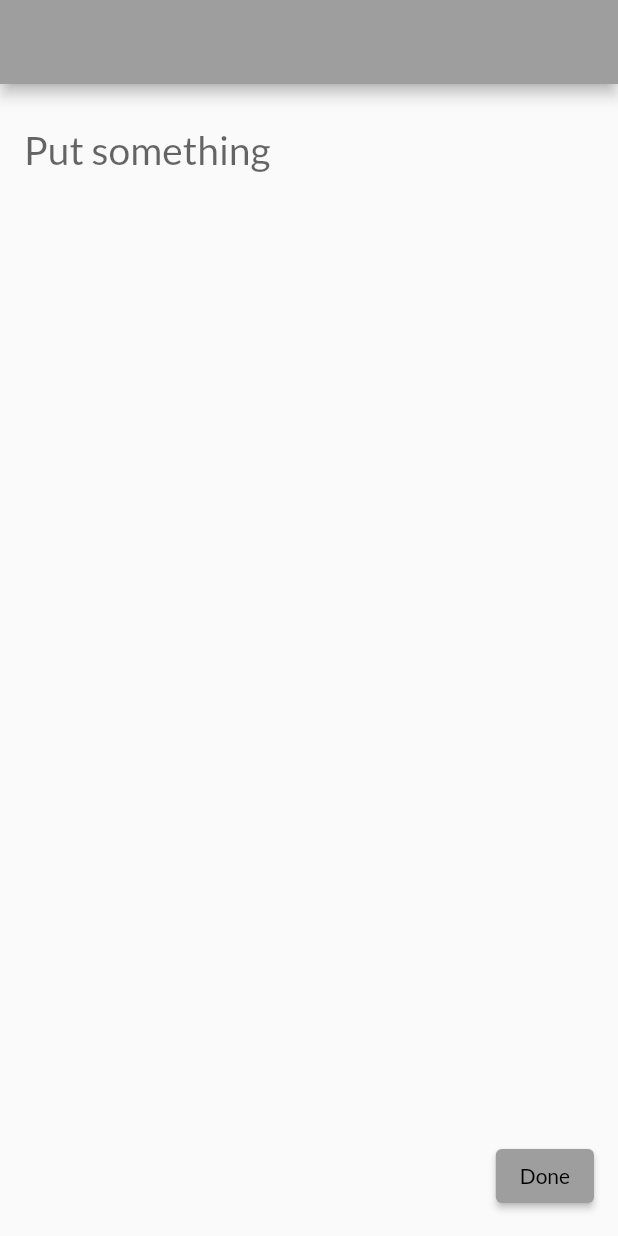
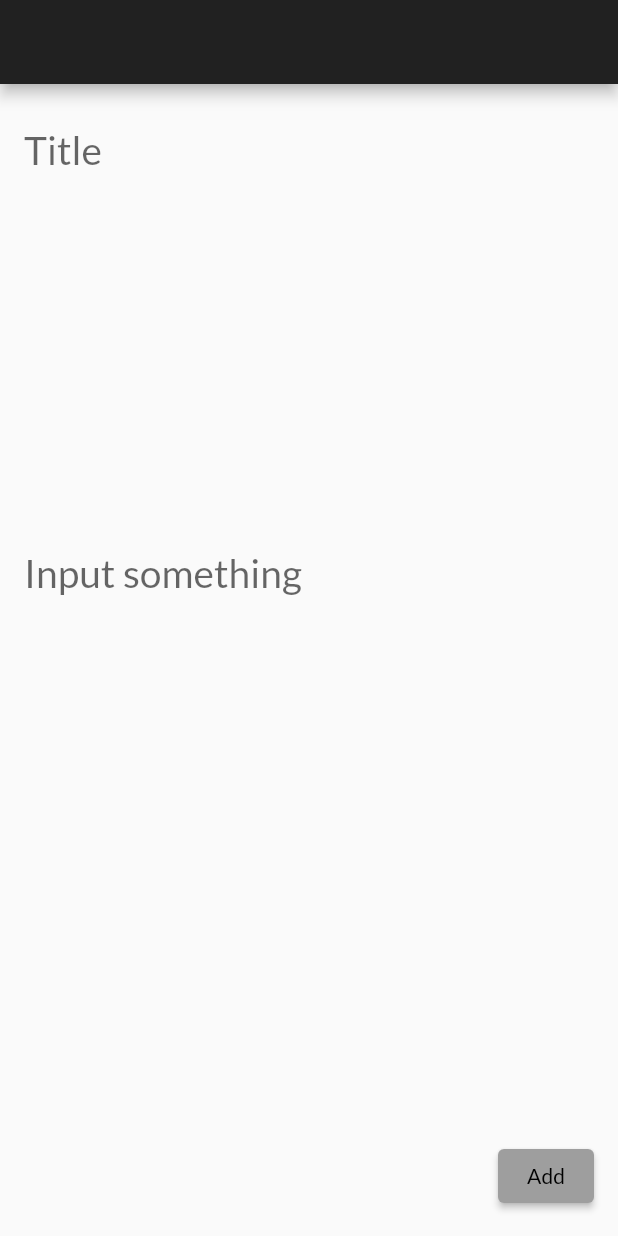
Before and after one commit to Kz-m/todo_app, a Flutter app: the TaskPage screen opened by its route, on a phone screen of 412 x 824 dp. Run offline on Flutter 3.47's test engine with Material 2 defaults, Android fonts, the phone set to English and light mode, and no system bars; our stand-ins replace google_fonts.

Commit message:
modification taskpage

```diff
--- /dev/null
+++ b/extend/onpress.dart
@@ -0,0 +1,3 @@
+//class Onpress extends Container{ //TODO think how to extend
+
+//}
--- a/lib/main.dart
+++ b/lib/main.dart
@@ -1,10 +1,11 @@
 import 'package:flutter/material.dart';
+//import 'package:animated_button/animated_button.dart';
 import 'package:google_fonts/google_fonts.dart';
 import './routes.dart';
 
 void main() => runApp(TodoApp());
 
-class TodoApp extends StatelessWidget { //This widget is the root of this application.
+class TodoApp extends StatelessWidget {
   TodoApp({Key? key}) : super(key: key);
   @override
   Widget build(BuildContext context){
@@ -19,7 +20,7 @@ class TodoApp extends StatelessWidget { //This widget is the root of this applic
       ),
       //home: TopPage(),
       routes: routes,
-      initialRoute: '/', //TODO: think how to page transition this Widget
+      initialRoute: '/',
     );
   }
 }
--- a/lib/routes.dart
+++ b/lib/routes.dart
@@ -1,8 +1,9 @@
 import 'package:flutter/material.dart';
 import './main.dart';
-import './pages/taskpage.dart';
+import './screens/taskpage2.dart';
 
 Map <String, WidgetBuilder> routes = {
     '/': (context) => TopPage(),
     '/taskpage': (context) => TaskPage(),
+
 };
--- a/lib/pages/taskpage.dart
+++ b/lib/screens/taskpage2.dart
@@ -1,4 +1,5 @@
 import 'package:flutter/material.dart';
+//import 'package:animated_button/animated_button.dart';
 //import './routes.dart';
 
 class TaskPage extends StatefulWidget {
@@ -8,36 +9,44 @@ class TaskPage extends StatefulWidget {
 }
 
 class _TaskPageState extends State<TaskPage> {
+  bool value1 = false;
+  onchange (bool value) =>setState((){
+    value1 = value;
+  });
   @override
   Widget build(BuildContext context){
     return Scaffold(
+      backgroundColor: value1? Colors.black12 : Colors.grey[50],
       appBar: AppBar(
         centerTitle: false,
         automaticallyImplyLeading: false, //Delete appBar backPage sign "<"
+        backgroundColor: value1? Colors.grey : Colors.grey[900],
       ),
       body: SafeArea(
         child: Container(
           margin: const EdgeInsets.all(16.0),
           child: Column(
-            mainAxisAlignment: MainAxisAlignment.spaceBetween,
-            children: <Widget>[
+            mainAxisAlignment: MainAxisAlignment.spaceBetween, //spaceAround?
+            children:<Widget>[
+              _titleArea(),
               _textArea(),
-              _buttonArea()
+              _buttonArea(), //TODO: should i separate method to class?
             ],
           ),
         ),
       ),
     );
   }
-  Widget _textArea(){
+
+  Widget _titleArea(){
     return Container(
       child: Row(
         children: <Widget>[
           Expanded(
               child: TextField(
-              maxLines: 10,
+              maxLines: 2,
               decoration: InputDecoration(
-              hintText: 'Put something',
+              hintText: 'Title',
               border: InputBorder.none,
               ),
               style: TextStyle(
@@ -51,14 +60,38 @@ class _TaskPageState extends State<TaskPage> {
       ),
     );
   }
-  Widget _buttonArea(){ //Resolve: over the screen, button for buttom.right
+
+  Widget _textArea(){
+    return Container(
+      child: Row(
+        children: <Widget>[
+          Expanded(
+              child: TextField(
+              maxLines: 6,
+              decoration: InputDecoration(
+              hintText: 'Input something',
+              border: InputBorder.none,
+              ),
+              style: TextStyle(
+                //background:
+                fontSize: 26.0,
+                color: Color(0xFFC51162),
+              ),
+            ),
+          )
+        ]
+      ),
+    );
+  }
+
+  Widget _buttonArea(){
     return Container(
       child: Row(
         mainAxisAlignment: MainAxisAlignment.end,
         children: <Widget>[
           Align( //because of "child" as follows
             child: ElevatedButton(
-              child: Text('Done'),
+              child: Text('Add'),
               onPressed: (){
                 Navigator.pop(context);
               }
--- a/pubspec.yaml
+++ b/pubspec.yaml
@@ -15,6 +15,8 @@ dependencies:
   # Use with the CupertinoIcons class for iOS style icons.
   cupertino_icons: ^1.0.2
   google_fonts: any
+  animated_button: ^0.2.0
+
 
 dev_dependencies:
   flutter_test:
```
Also changed, not shown: lib/screens/animated_button.dart (added, +129 -0 lines), lib/screens/taskpage.dart (added, +120 -0 lines), pubspec.lock, 2 other files.
